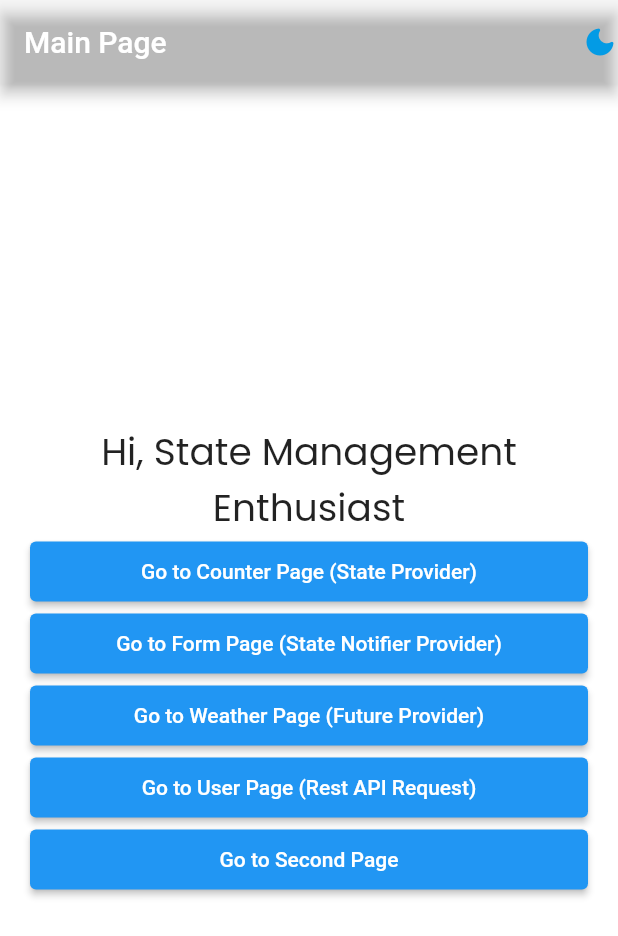
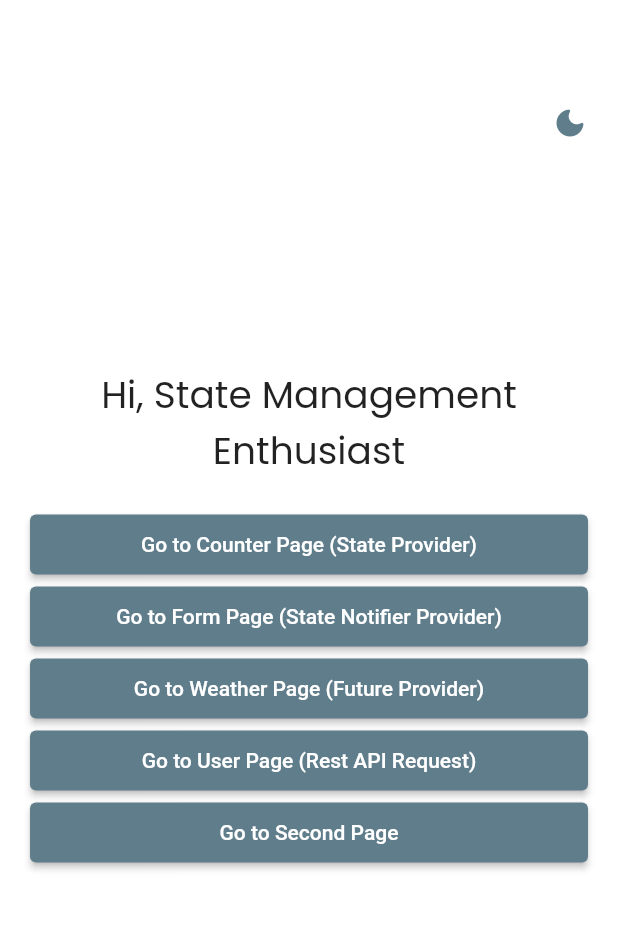
Before and after one commit to ahmadfatihin/riverpod_flutter_example, a Flutter app: the screen it shows after launch, on a phone screen of 412 x 824 dp. Shown: the top 936 px of the screen. Run offline on Flutter 3.47's test engine with Material 2 defaults, Android fonts, the phone set to English and light mode, and no system bars; our stand-ins replace dio, equatable, flutter_riverpod, freezed_annotation, google_fonts, pretty_dio_logger and 1 more.

Commit message:
feat: add default button and appbar theme

```diff
--- a/lib/module/home/main_page.dart
+++ b/lib/module/home/main_page.dart
@@ -17,28 +17,50 @@ class MainPage extends ConsumerWidget {
     var bool = true;
     final theme = ref.watch(themeProvider);
     return Scaffold(
-      appBar: AppBar(
-        backgroundColor: Colors.transparent,
-        title: const Text('Main Page'),
-        actions: [
-          InkWell(
+      body: Stack(
+        children: [
+          Container(
+            color: Colors.white,
+          ),
+          AnimatedPositioned(
+            duration: Duration(seconds: 1),
+            curve: Curves.linear,
+            top: theme ? -1000 : 80,
+            right: theme ? -1000 : 35,
+            child: Center(
+              child: AnimatedContainer(
+                duration: Duration(seconds: 1),
+                curve: Curves.linear,
+                width: theme ? (MediaQuery.of(context).size.height * 3) : 0,
+                height: theme ? (MediaQuery.of(context).size.height * 3) : 0,
+                decoration: BoxDecoration(
+                  borderRadius:
+                      BorderRadius.circular(MediaQuery.of(context).size.height),
+                  color: Colors.black,
+                ),
+              ),
+            ),
+          ),
+          Positioned(
+            top: 70,
+            right: 20,
+            child: InkWell(
               onTap: () {
                 final currentValue = theme;
                 ref.read(themeProvider.notifier).setThemeDark(!currentValue);
               },
               child: AnimatedSwitcher(
                 switchInCurve: Curves.linear,
-              duration: const Duration(milliseconds: 500),
+                duration: const Duration(milliseconds: 700),
                 child: Icon(
                   key: Key(theme ? "dark" : "light"),
                   theme ? Icons.light_mode_rounded : Icons.dark_mode_rounded,
-                color: Color(0xff039be5),
+                  color: theme ? Colors.blue : Colors.blueGrey,
                 ),
               ),
             ),
-        ],
           ),
-      body: Center(
+          Center(
             child: Padding(
               padding: const EdgeInsets.all(20.0),
               child: Column(
@@ -48,6 +70,9 @@ class MainPage extends ConsumerWidget {
                     ref.watch(greetingProvider),
                     style: GoogleFonts.poppins(fontSize: 25),
                     textAlign: TextAlign.center,
+                  ),
+                  SizedBox(
+                    height: 20,
                   ),
                   ElevatedButton(
                       style: ElevatedButton.styleFrom(
@@ -72,8 +97,8 @@ class MainPage extends ConsumerWidget {
                               builder: (context) => FormNamePage(),
                             ));
                       },
-                  child:
-                      const Text('Go to Form Page (State Notifier Provider)')),
+                      child: const Text(
+                          'Go to Form Page (State Notifier Provider)')),
                   ElevatedButton(
                       style: ElevatedButton.styleFrom(
                         minimumSize: const Size.fromHeight(40),
@@ -82,10 +107,12 @@ class MainPage extends ConsumerWidget {
                         Navigator.push(
                             context,
                             MaterialPageRoute(
-                          builder: (context) => const FutureProviderScreen(),
+                              builder: (context) =>
+                                  const FutureProviderScreen(),
                             ));
                       },
-                  child: const Text('Go to Weather Page (Future Provider)')),
+                      child:
+                          const Text('Go to Weather Page (Future Provider)')),
                   ElevatedButton(
                       style: ElevatedButton.styleFrom(
                         minimumSize: const Size.fromHeight(40),
@@ -114,6 +141,8 @@ class MainPage extends ConsumerWidget {
               ),
             ),
           ),
+        ],
+      ),
     );
   }
 }
--- a/lib/module/themes/theme_constant.dart
+++ b/lib/module/themes/theme_constant.dart
@@ -1,7 +1,17 @@
 import 'package:flutter/material.dart';
+import 'package:google_fonts/google_fonts.dart';
 
 ThemeData lightThemeData(BuildContext context) {
   return ThemeData.light().copyWith(
+      appBarTheme: AppBarTheme(
+        backgroundColor: Colors.blueGrey,
+        titleTextStyle: GoogleFonts.poppins(fontSize: 18),
+      ),
+      elevatedButtonTheme: ElevatedButtonThemeData(
+        style: TextButton.styleFrom(
+          backgroundColor: Colors.blueGrey,
+        ),
+      ),
       primaryColor: Colors.white.withOpacity(0.2),
       scaffoldBackgroundColor: Colors.white);
 }
@@ -11,5 +21,8 @@ ThemeData darkThemeData(BuildContext context) {
   // we just modify it as our need
   return ThemeData.dark().copyWith(
       primaryColor: Colors.black.withOpacity(0.2),
+      appBarTheme: AppBarTheme(
+        titleTextStyle: GoogleFonts.poppins(fontSize: 18),
+      ),
       scaffoldBackgroundColor: Colors.black);
 }
--- a/lib/module/users/screens/user_screen.dart
+++ b/lib/module/users/screens/user_screen.dart
@@ -1,5 +1,6 @@
 import 'package:flutter/material.dart';
 import 'package:flutter_riverpod/flutter_riverpod.dart';
+import 'package:google_fonts/google_fonts.dart';
 import 'package:riverpod_demo/module/users/providers/user_provider.dart';
 
 class UserScreen extends ConsumerWidget {
@@ -22,13 +23,20 @@ class UserScreen extends ConsumerWidget {
                       mainAxisAlignment: MainAxisAlignment.center,
                       crossAxisAlignment: CrossAxisAlignment.center,
                       children: [
-                        CircleAvatar(
-                            backgroundImage: NetworkImage(data!.avatar)),
+                        SizedBox(
+                          height: 60,
+                          width: 60,
+                          child: CircleAvatar(
+                              backgroundImage: NetworkImage(data!.avatar)),
+                        ),
                         const SizedBox(width: 20),
                         Column(
                           mainAxisAlignment: MainAxisAlignment.center,
                           children: [
-                            Text("${data.firstName} ${data.lastName}"),
+                            Text(
+                              "${data.firstName} ${data.lastName}",
+                              style: GoogleFonts.poppins(fontSize: 20),
+                            ),
                             Text(data.email),
                           ],
                         ),
```
Lines whose indentation alone changed are shown as unchanged.
